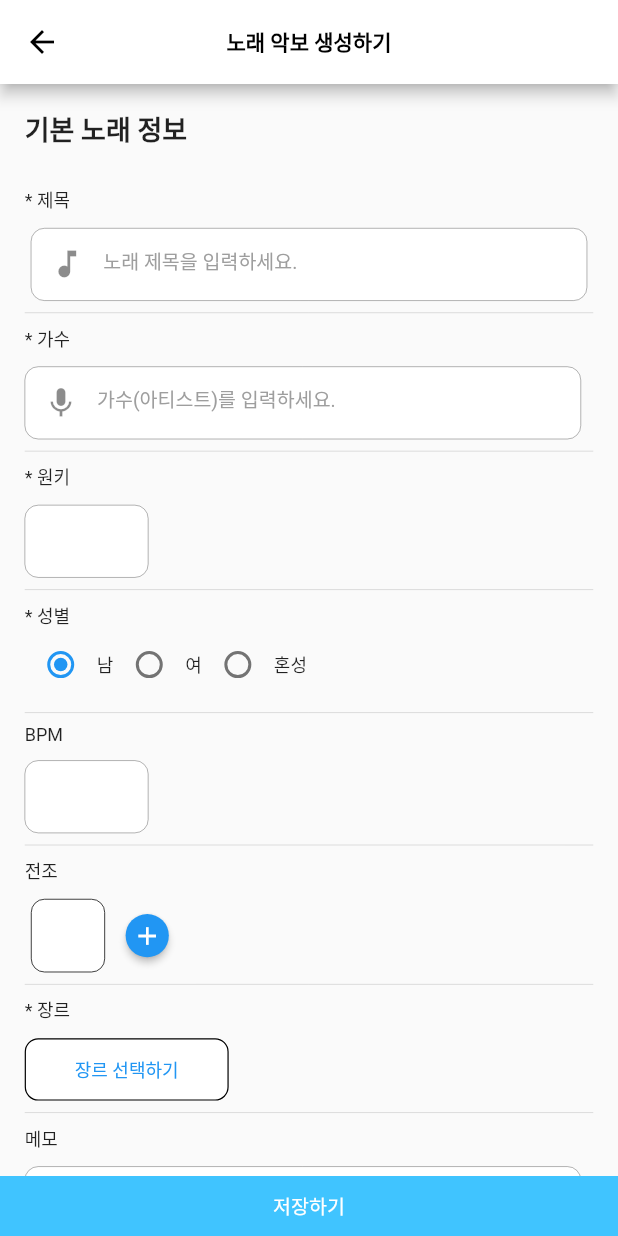
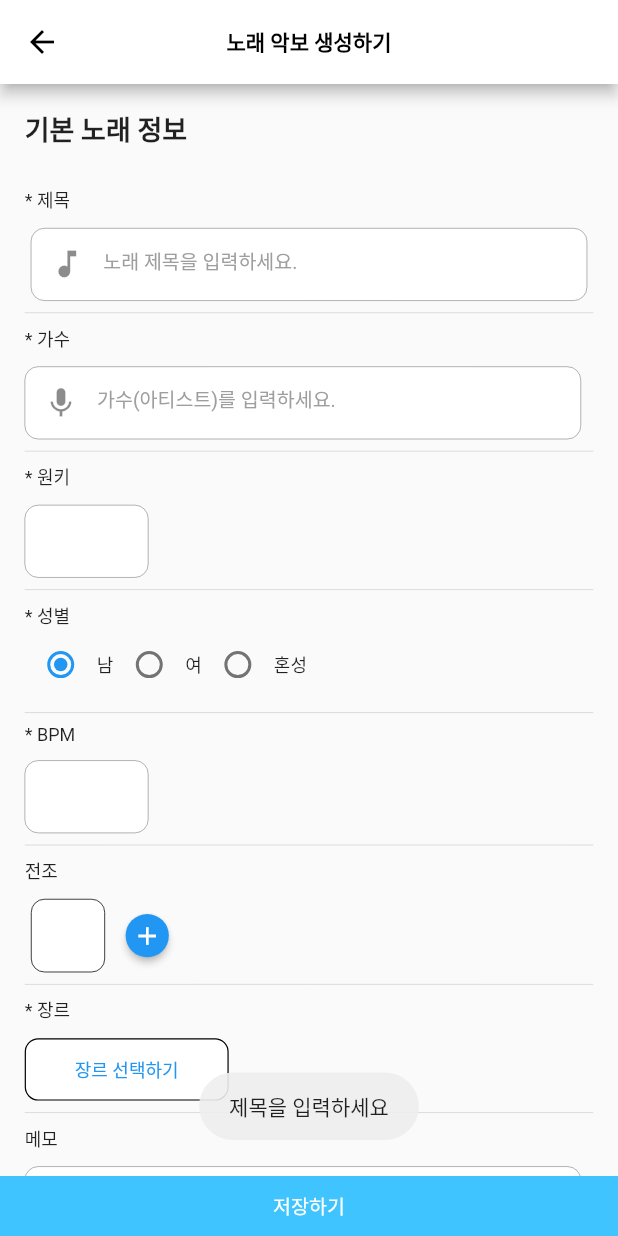
Before and after one commit to SeungGun/Chord-Player-Mobile, a Flutter app: the CreateSongPage screen opened directly, after a tap on "저장하기", on a phone screen of 412 x 824 dp. Run offline on Flutter 3.47's test engine with Material 2 defaults, Android fonts, the phone set to English and light mode, and no system bars; our stand-ins replace flutter_dotenv, fluttertoast; network calls fail.

```diff
--- a/lib/CreateSongPage.dart
+++ b/lib/CreateSongPage.dart
@@ -99,12 +99,16 @@ class _CreateSongPageState extends State<CreateSongPage> {
         },
         body: jsonEncode(_createBody()));
 
-    if (response.statusCode == 200) {
-      print(response.body);
+    if (response.statusCode == 201) {
+      _showToast('노래 생성이 완료되었습니다!');
+      _terminateScreen();
+    } else {
+      _showToast('노래를 생성하는데 문제가 발생했습니다.');
     }
-    else{
-      print(response.body);
-    }
+  }
+
+  void _terminateScreen() {
+    Navigator.pop(context, true);
   }
 
   void _setSelectedRadio(String val) {
@@ -114,7 +118,7 @@ class _CreateSongPageState extends State<CreateSongPage> {
   }
 
   String? _formatModulation() {
-    String modulation = '${_initModController.text}';
+    String modulation = _initModController.text;
     if (_modulationControllerList.isNotEmpty) {
       modulation += '-';
     } else {
@@ -172,6 +176,10 @@ class _CreateSongPageState extends State<CreateSongPage> {
       return null;
     }
     return current.toUpperCase();
+  }
+
+  void _showToast(String msg) {
+    Fluttertoast.showToast(msg: msg);
   }
 
   @override
@@ -375,7 +383,7 @@ class _CreateSongPageState extends State<CreateSongPage> {
                       ],
                     ),
                     Divider(),
-                    Text('BPM', style: TextStyle(fontSize: 12)),
+                    Text('* BPM', style: TextStyle(fontSize: 12)),
                     SizedBox(height: size.height * 0.012),
                     Container(
                       width: size.width * 0.2,
@@ -610,6 +618,31 @@ class _CreateSongPageState extends State<CreateSongPage> {
               child: TextButton(
                   style: ButtonStyle(visualDensity: VisualDensity.compact),
                   onPressed: () async {
+                    if (_titleController.text.isEmpty) {
+                      _showToast('제목을 입력하세요');
+                      return;
+                    }
+
+                    if (_artistController.text.isEmpty) {
+                      _showToast('가수를 입력하세요');
+                      return;
+                    }
+
+                    if (_keyController.text.isEmpty) {
+                      _showToast('원키를 입력하세요');
+                      return;
+                    }
+
+                    if (_genreList.isEmpty) {
+                      _showToast('장르를 한개 이상 선택하세요');
+                      return;
+                    }
+
+                    if (_bpmController.text.isEmpty) {
+                      _showToast('BPM을 입력하세요');
+                      return;
+                    }
+
                     await _registerNewSongWithLyricsAndChords();
                   },
                   child: Text('저장하기',
```
